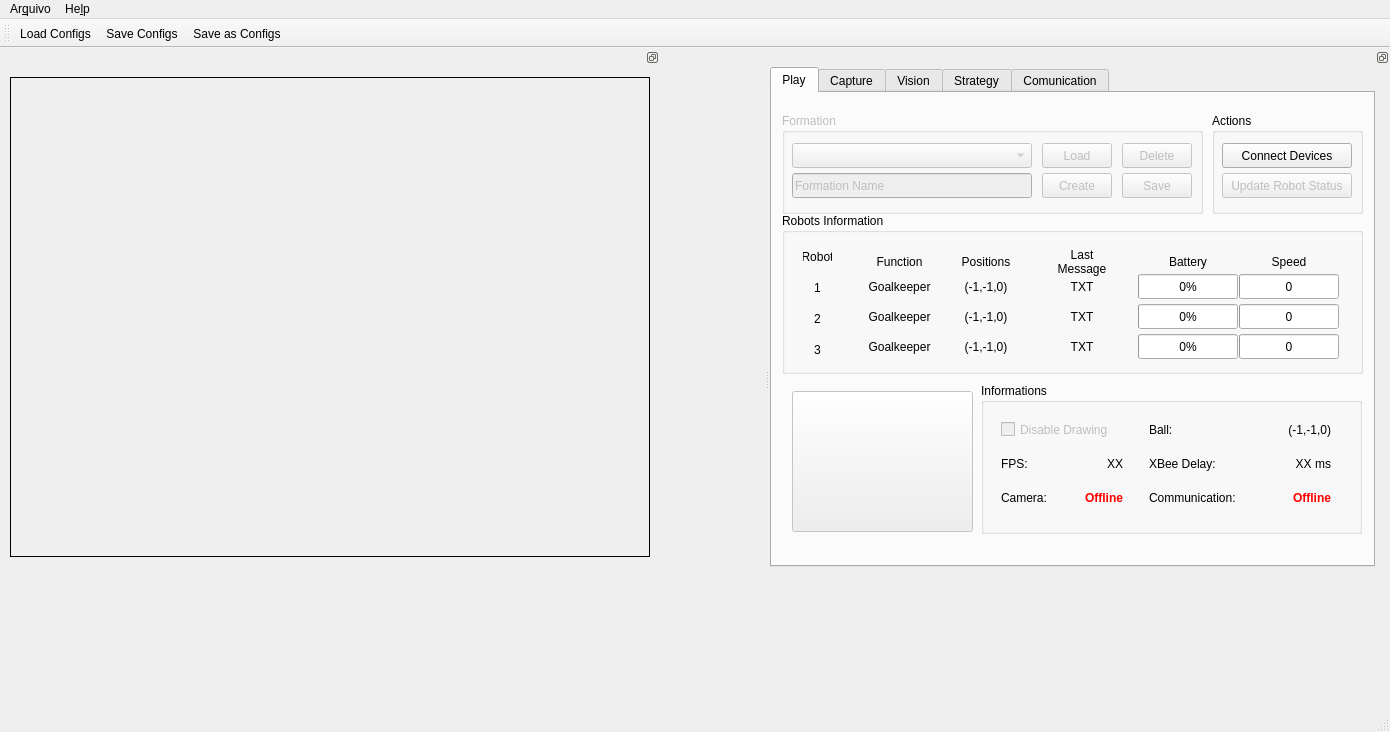
This is interface/mainwindow.ui in PEQUI-MEC/PY-VSSS-INF as Qt 5 draws it before an edit. The edited form follows.
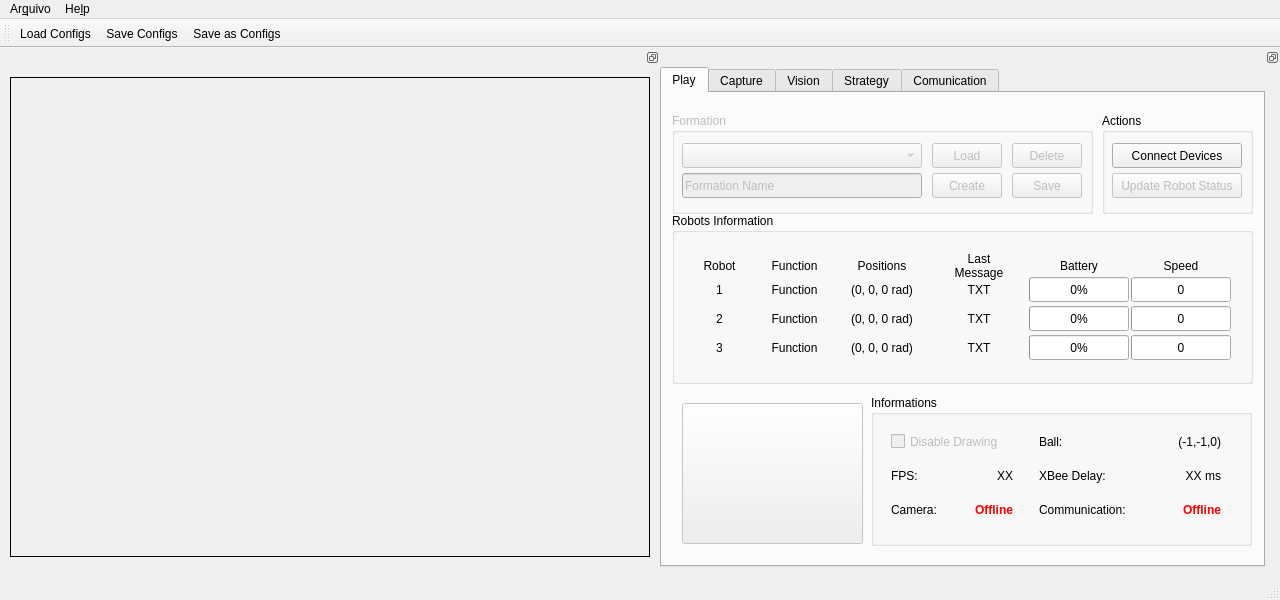
This is the edited form. The open tabs and pages were chosen to show the change. Icons and pictures are not drawn.

Commit message: TOC - Alinhamento interface

What changed in the file:
```diff
--- a/interface/mainwindow.ui
+++ b/interface/mainwindow.ui
@@ -9,8 +9,8 @@
    <rect>
     <x>0</x>
     <y>0</y>
-    <width>1390</width>
-    <height>732</height>
+    <width>1280</width>
+    <height>600</height>
    </rect>
   </property>
   <property name="minimumSize">
@@ -50,8 +50,8 @@
     <rect>
      <x>0</x>
      <y>0</y>
-     <width>1390</width>
-     <height>26</height>
+     <width>1280</width>
+     <height>24</height>
     </rect>
    </property>
    <widget class="QMenu" name="menuBarArquivo">
@@ -169,6 +169,12 @@
      <height>530</height>
     </size>
    </property>
+   <property name="maximumSize">
+    <size>
+     <width>620</width>
+     <height>530</height>
+    </size>
+   </property>
    <property name="floating">
     <bool>false</bool>
    </property>
@@ -203,6 +209,12 @@
        <height>500</height>
       </size>
      </property>
+     <property name="maximumSize">
+      <size>
+       <width>605</width>
+       <height>500</height>
+      </size>
+     </property>
      <property name="layoutDirection">
       <enum>Qt::LeftToRight</enum>
      </property>
@@ -248,7 +260,7 @@
        <property name="geometry">
         <rect>
          <x>20</x>
-         <y>298</y>
+         <y>310</y>
          <width>181</width>
          <height>141</height>
         </rect>
@@ -334,7 +346,7 @@
        <property name="geometry">
         <rect>
          <x>209</x>
-         <y>290</y>
+         <y>302</y>
          <width>381</width>
          <height>151</height>
         </rect>
@@ -903,7 +915,7 @@
          <x>10</x>
          <y>120</y>
          <width>581</width>
-         <height>161</height>
+         <height>171</height>
         </rect>
        </property>
        <property name="sizePolicy">
@@ -924,16 +936,108 @@
        <widget class="QWidget" name="layoutWidget">
         <property name="geometry">
          <rect>
-          <x>60</x>
-          <y>20</y>
-          <width>511</width>
-          <height>135</height>
+          <x>9</x>
+          <y>24</y>
+          <width>561</width>
+          <height>132</height>
          </rect>
         </property>
         <layout class="QHBoxLayout" name="horizontalLayout_10">
          <property name="spacing">
-          <number>0</number>
+          <number>2</number>
          </property>
+         <item>
+          <layout class="QVBoxLayout" name="verticalLayout">
+           <item>
+            <widget class="QLabel" name="labelPlayLastMessageRobot_2">
+             <property name="minimumSize">
+              <size>
+               <width>55</width>
+               <height>35</height>
+              </size>
+             </property>
+             <property name="maximumSize">
+              <size>
+               <width>55</width>
+               <height>35</height>
+              </size>
+             </property>
+             <property name="text">
+              <string>Robot</string>
+             </property>
+             <property name="alignment">
+              <set>Qt::AlignCenter</set>
+             </property>
+            </widget>
+           </item>
+           <item>
+            <widget class="QLabel" name="labelPlayLastMessageRobot1Fixed">
+             <property name="minimumSize">
+              <size>
+               <width>55</width>
+               <height>25</height>
+              </size>
+             </property>
+             <property name="maximumSize">
+              <size>
+               <width>55</width>
+               <height>25</height>
+              </size>
+             </property>
+             <property name="text">
+              <string>1</string>
+             </property>
+             <property name="alignment">
+              <set>Qt::AlignCenter</set>
+             </property>
+            </widget>
+           </item>
+           <item>
+            <widget class="QLabel" name="labelPlayLastMessageRobot2Fixed">
+             <property name="minimumSize">
+              <size>
+               <width>55</width>
+               <height>25</height>
+              </size>
+             </property>
+             <property name="maximumSize">
+              <size>
+               <width>55</width>
+               <height>25</height>
+              </size>
+             </property>
+             <property name="text">
+              <string>2</string>
+             </property>
+             <property name="alignment">
+              <set>Qt::AlignCenter</set>
+             </property>
+            </widget>
+           </item>
+           <item>
+            <widget class="QLabel" name="labelPlayLastMessageRobot3Fixed">
+             <property name="minimumSize">
+              <size>
+               <width>55</width>
+               <height>25</height>
+              </size>
+             </property>
+             <property name="maximumSize">
+              <size>
+               <width>55</width>
+               <height>25</height>
+              </size>
+             </property>
+             <property name="text">
+              <string>3</string>
+             </property>
+             <property name="alignment">
+              <set>Qt::AlignCenter</set>
+             </property>
+            </widget>
+           </item>
+          </layout>
+         </item>
          <item>
           <layout class="QVBoxLayout" name="verticalLayout_4">
            <item>
@@ -973,7 +1077,7 @@
               </size>
              </property>
              <property name="text">
-              <string>Goalkeeper</string>
+              <string>Function</string>
              </property>
              <property name="alignment">
               <set>Qt::AlignCenter</set>
@@ -995,7 +1099,7 @@
               </size>
              </property>
              <property name="text">
-              <string>Goalkeeper</string>
+              <string>Function</string>
              </property>
              <property name="alignment">
               <set>Qt::AlignCenter</set>
@@ -1017,7 +1121,7 @@
               </size>
              </property>
              <property name="text">
-              <string>Goalkeeper</string>
+              <string>Function</string>
              </property>
              <property name="alignment">
               <set>Qt::AlignCenter</set>
@@ -1065,7 +1169,7 @@
               </size>
              </property>
              <property name="text">
-              <string>(-1,-1,0)</string>
+              <string>(0, 0, 0 rad)</string>
              </property>
              <property name="alignment">
               <set>Qt::AlignCenter</set>
@@ -1087,7 +1191,7 @@
               </size>
              </property>
              <property name="text">
-              <string>(-1,-1,0)</string>
+              <string>(0, 0, 0 rad)</string>
              </property>
              <property name="alignment">
               <set>Qt::AlignCenter</set>
@@ -1109,7 +1213,7 @@
               </size>
              </property>
              <property name="text">
-              <string>(-1,-1,0)</string>
+              <string>(0, 0, 0 rad)</string>
              </property>
              <property name="alignment">
               <set>Qt::AlignCenter</set>
@@ -1213,7 +1317,7 @@
          </item>
          <item>
           <layout class="QVBoxLayout" name="verticalLayout_7">
-           <item>
+           <item alignment="Qt::AlignHCenter">
             <widget class="QLabel" name="labelPlayRobotStatus">
              <property name="minimumSize">
               <size>
@@ -1235,7 +1339,7 @@
              </property>
             </widget>
            </item>
-           <item>
+           <item alignment="Qt::AlignHCenter">
             <widget class="QProgressBar" name="progressBarPlayRobotStatusRobotA">
              <property name="minimumSize">
               <size>
@@ -1254,7 +1358,7 @@
              </property>
             </widget>
            </item>
-           <item>
+           <item alignment="Qt::AlignHCenter">
             <widget class="QProgressBar" name="progressBarPlayRobotStatusRobotB">
              <property name="minimumSize">
               <size>
@@ -1273,7 +1377,7 @@
              </property>
             </widget>
            </item>
-           <item>
+           <item alignment="Qt::AlignHCenter">
             <widget class="QProgressBar" name="progressBarPlayRobotStatusRobotC">
              <property name="minimumSize">
               <size>
@@ -1296,7 +1400,7 @@
          </item>
          <item>
           <layout class="QVBoxLayout" name="verticalLayout_8">
-           <item>
+           <item alignment="Qt::AlignHCenter">
             <widget class="QLabel" name="labelPlayRobotSpeed">
              <property name="minimumSize">
               <size>
@@ -1318,7 +1422,7 @@
              </property>
             </widget>
            </item>
-           <item>
+           <item alignment="Qt::AlignHCenter">
             <widget class="QProgressBar" name="progressBarPlaySpeedRobot1">
              <property name="minimumSize">
               <size>
@@ -1343,7 +1447,7 @@
              </property>
             </widget>
            </item>
-           <item>
+           <item alignment="Qt::AlignHCenter">
             <widget class="QProgressBar" name="progressBarPlaySpeedRobot2">
              <property name="minimumSize">
               <size>
@@ -1368,7 +1472,7 @@
              </property>
             </widget>
            </item>
-           <item>
+           <item alignment="Qt::AlignHCenter">
             <widget class="QProgressBar" name="progressBarPlaySpeedRobot3">
              <property name="minimumSize">
               <size>
@@ -1397,109 +1501,6 @@
          </item>
         </layout>
        </widget>
-       <widget class="QWidget" name="layoutWidget">
-        <property name="geometry">
-         <rect>
-          <x>10</x>
-          <y>20</y>
-          <width>51</width>
-          <height>135</height>
-         </rect>
-        </property>
-        <layout class="QVBoxLayout" name="verticalLayout_9">
-         <property name="spacing">
-          <number>10</number>
-         </property>
-         <item>
-          <widget class="QLabel" name="labelPlayLastMessageRobot_2">
-           <property name="minimumSize">
-            <size>
-             <width>10</width>
-             <height>25</height>
-            </size>
-           </property>
-           <property name="maximumSize">
-            <size>
-             <width>80</width>
-             <height>25</height>
-            </size>
-           </property>
-           <property name="text">
-            <string>Robot</string>
-           </property>
-           <property name="alignment">
-            <set>Qt::AlignCenter</set>
-           </property>
-          </widget>
-         </item>
-         <item>
-          <widget class="QLabel" name="labelPlayLastMessageRobot1Fixed">
-           <property name="minimumSize">
-            <size>
-             <width>10</width>
-             <height>25</height>
-            </size>
-           </property>
-           <property name="maximumSize">
-            <size>
-             <width>80</width>
-             <height>25</height>
-            </size>
-           </property>
-           <property name="text">
-            <string>1</string>
-           </property>
-           <property name="alignment">
-            <set>Qt::AlignCenter</set>
-           </property>
-          </widget>
-         </item>
-         <item>
-          <widget class="QLabel" name="labelPlayLastMessageRobot2Fixed">
-           <property name="minimumSize">
-            <size>
-             <width>10</width>
-             <height>25</height>
-            </size>
-           </property>
-           <property name="maximumSize">
-            <size>
-             <width>80</width>
-             <height>25</height>
-            </size>
-           </property>
-           <property name="text">
-            <string>2</string>
-           </property>
-           <property name="alignment">
-            <set>Qt::AlignCenter</set>
-           </property>
-          </widget>
-         </item>
-         <item>
-          <widget class="QLabel" name="labelPlayLastMessageRobot3Fixed">
-           <property name="minimumSize">
-            <size>
-             <width>10</width>
-             <height>25</height>
-            </size>
-           </property>
-           <property name="maximumSize">
-            <size>
-             <width>80</width>
-             <height>25</height>
-            </size>
-           </property>
-           <property name="text">
-            <string>3</string>
-           </property>
-           <property name="alignment">
-            <set>Qt::AlignCenter</set>
-           </property>
-          </widget>
-         </item>
-        </layout>
-       </widget>
       </widget>
      </widget>
      <widget class="QWidget" name="tabCapture">
```
Left out of the diff: 208 changed lines with no effect on the pictures. The commit also changes 1 other file.
